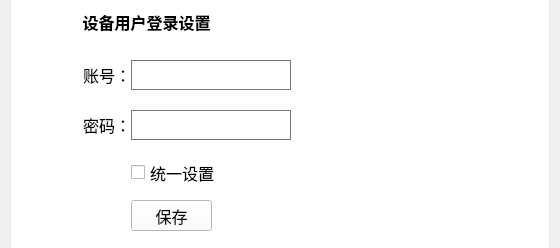
First picture: the form in CleverManagerV3/pdus/pdu_set/pdu_setuserwid.ui, repository ChinaClever/CleverManagerV3, before the edit.
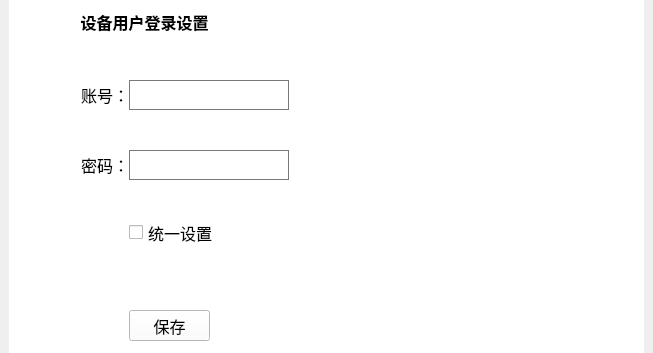
Second picture: the form after the edit.

```diff
--- a/CleverManagerV3/pdus/pdu_set/pdu_setuserwid.ui
+++ b/CleverManagerV3/pdus/pdu_set/pdu_setuserwid.ui
@@ -6,22 +6,28 @@
    <rect>
     <x>0</x>
     <y>0</y>
-    <width>560</width>
-    <height>248</height>
+    <width>653</width>
+    <height>353</height>
    </rect>
   </property>
   <property name="windowTitle">
    <string>Form</string>
   </property>
   <layout class="QGridLayout" name="gridLayout">
+   <property name="leftMargin">
+    <number>9</number>
+   </property>
    <property name="topMargin">
     <number>0</number>
    </property>
+   <property name="rightMargin">
+    <number>9</number>
+   </property>
    <property name="bottomMargin">
     <number>0</number>
    </property>
    <property name="verticalSpacing">
-    <number>0</number>
+    <number>6</number>
    </property>
    <item row="0" column="0" colspan="2">
     <widget class="QGroupBox" name="groupBox">
@@ -46,7 +52,7 @@
       <property name="geometry">
        <rect>
         <x>120</x>
-        <y>200</y>
+        <y>310</y>
         <width>81</width>
         <height>31</height>
        </rect>
@@ -483,7 +489,7 @@
       <property name="geometry">
        <rect>
         <x>9</x>
-        <y>110</y>
+        <y>150</y>
         <width>111</width>
         <height>30</height>
        </rect>
@@ -505,7 +511,7 @@
       <property name="geometry">
        <rect>
         <x>120</x>
-        <y>60</y>
+        <y>80</y>
         <width>160</width>
         <height>30</height>
        </rect>
@@ -531,7 +537,7 @@
       <property name="geometry">
        <rect>
         <x>9</x>
-        <y>60</y>
+        <y>80</y>
         <width>111</width>
         <height>30</height>
        </rect>
@@ -553,7 +559,7 @@
       <property name="geometry">
        <rect>
         <x>120</x>
-        <y>110</y>
+        <y>150</y>
         <width>160</width>
         <height>30</height>
        </rect>
@@ -581,7 +587,7 @@
       <property name="geometry">
        <rect>
         <x>120</x>
-        <y>160</y>
+        <y>220</y>
         <width>201</width>
         <height>25</height>
        </rect>
```
